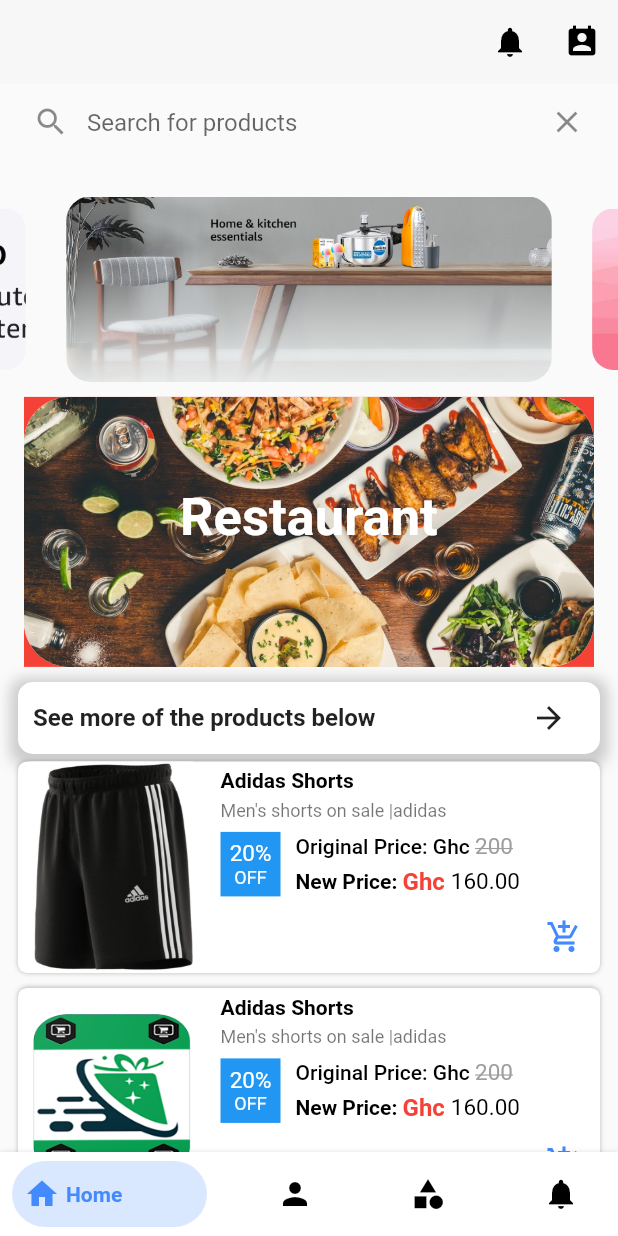
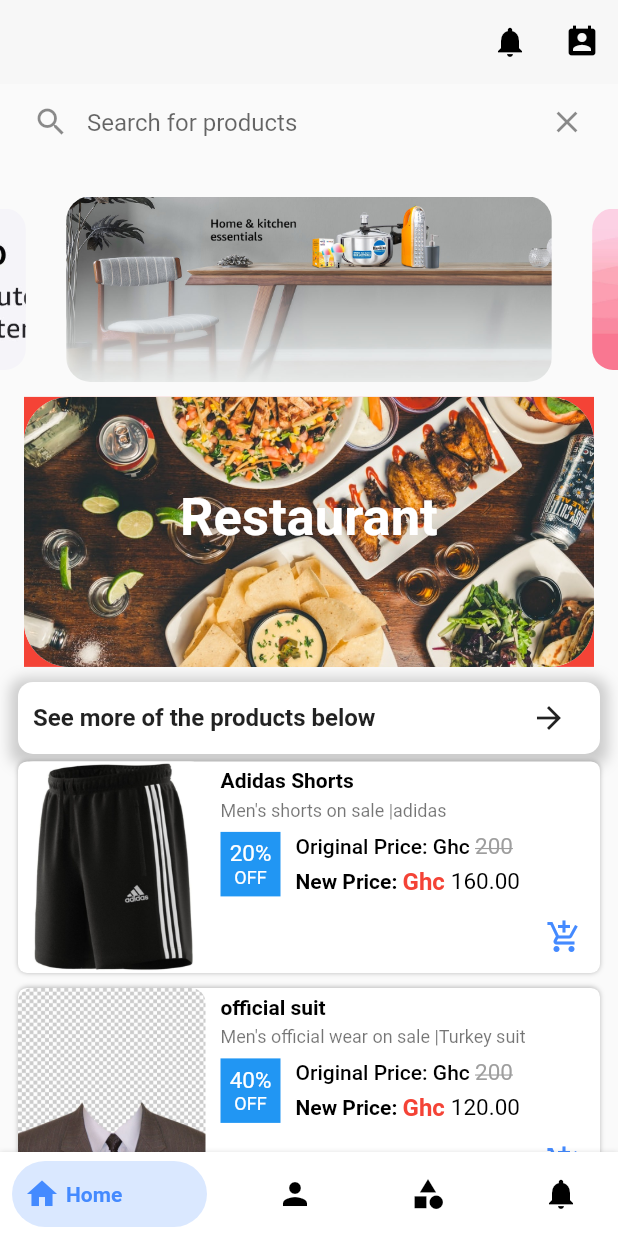
Before and after one commit to stephen911/campus_market, a Flutter app: the screen it shows after launch, on a phone screen of 412 x 824 dp. Run offline on Flutter 3.47's test engine with Material 2 defaults, Android fonts, the phone set to English and light mode, and no system bars; drawn by our look-alikes of bottom_navy_bar, carousel_slider; our stand-ins replace cached_network_image, cloud_firestore, firebase_auth, firebase_core, firebase_storage, flutter_svg and 3 more; accounts and stored records are empty.

Commit message:
different product added for trials

```diff
--- a/lib/screens/home.dart
+++ b/lib/screens/home.dart
@@ -121,11 +121,11 @@ class _HomePageContentState extends State<HomePageContent> {
       "description": "Men's shorts on sale |adidas",
     },
     {
-      "discount": 20,
+      "discount": 40,
       "price": 200,
-      "img": "assets/images/icon.png",
-      "title": "Adidas Shorts",
-      "description": "Men's shorts on sale |adidas",
+      "img": "assets/images/suit.jpg",
+      "title": "official suit",
+      "description": "Men's official wear on sale |Turkey suit",
     },
   ];
   @override
```
Also changed, not shown: assets/images/suit.jpg (added).
